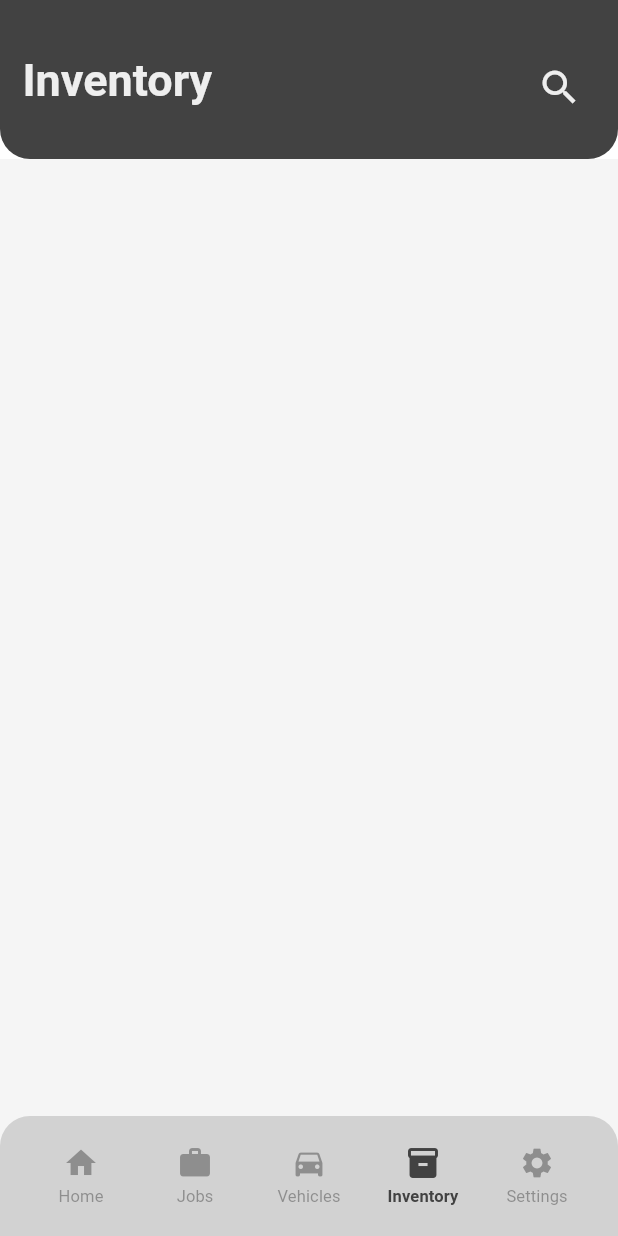
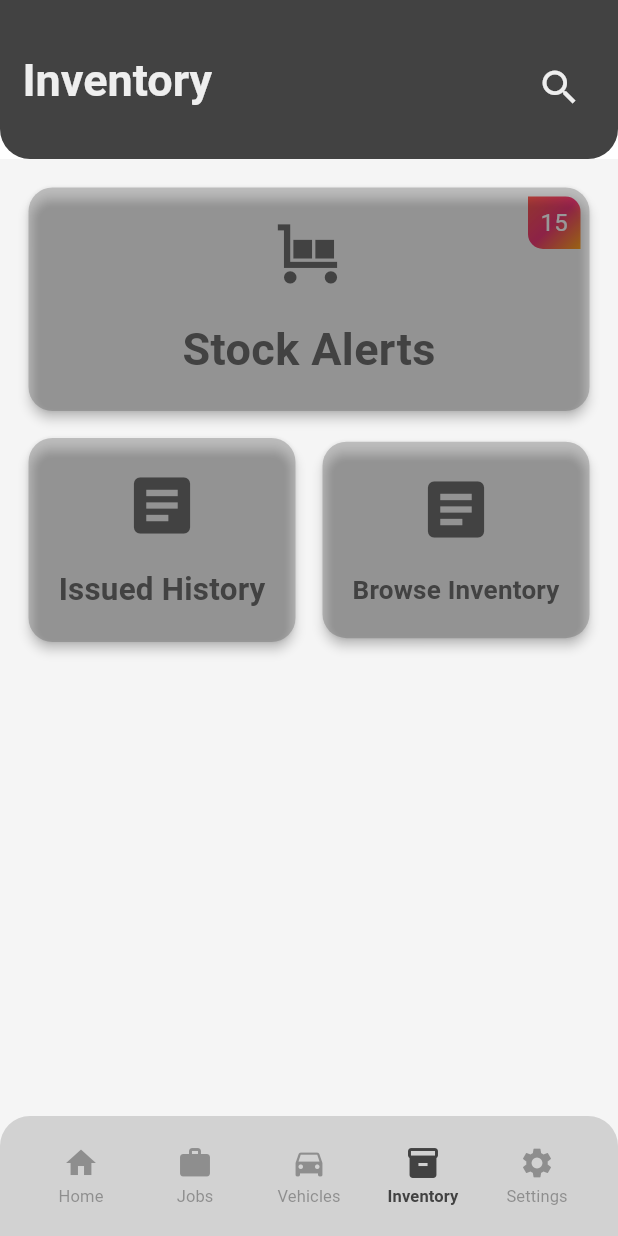
Before and after one commit to KurenoChan/Fixero, a Flutter app: the InventoryPage screen opened by its route, on a phone screen of 412 x 824 dp. Run offline on Flutter 3.47's test engine with Material 3 defaults, Android fonts, the phone set to English and light mode, and no system bars; our stand-ins replace animated_splash_screen, firebase_auth, firebase_core, fl_chart, google_sign_in, shared_preferences and 2 more; accounts and stored records are empty; network calls fail.

Commit message:
feat: Implement inventory page and search functionality
This commit introduces the following changes:

-   **Inventory Page:**
    -   Created a new `InventoryPage` with a layout for stock alerts, issue history, and browsing inventory.
    -   Added UI elements like cards and badges for a better user experience.
-   **Search Functionality:**
    -   Renamed `FixeroSearchBar` to `FixeroSearcher`.
    -   Implemented a `CustomSearchDelegate` to provide search functionality with suggestions and results.
    -   Integrated the searcher into the `FixeroMainAppBar`, allowing users to search within specific contexts (e.g., "Spare Parts", "Tools").
-   **Pie Chart Enhancement:**
    -   Adjusted the pie chart section colors to be slightly transparent (`withAlpha(180)`).
    -   Increased the font size of the pie chart titles to 15.
-   **Firebase Initialization:**
    -   Added a `firebase_init` directory with a Node.js script (`initFirebase.js`) and a `README.md` to initialize mock data in Firebase for development.
    -   Included `firebase_init/serviceAccountKey.json` in `.gitignore` to prevent accidental commits of sensitive credentials.
-   **Minor UI Update:**
    -   Added `trendColor` to the `FixeroSummaryCard` on the `HomePage`.

```diff
--- a/lib/components/bars/fixero_mainappbar.dart
+++ b/lib/components/bars/fixero_mainappbar.dart
@@ -1,12 +1,17 @@
+import 'package:fixero/components/bars/fixero_searcher.dart';
 import 'package:fixero/utils/formatter.dart';
 import 'package:flutter/material.dart';
 
 class FixeroMainAppBar extends StatelessWidget implements PreferredSizeWidget {
   final String title;
+  final List<String> searchHints;
+  final List<String> searchTerms;
 
   const FixeroMainAppBar({
     super.key,
     required this.title,
+    required this.searchHints,
+    required this.searchTerms,
   });
 
   @override
@@ -23,7 +28,10 @@ class FixeroMainAppBar extends StatelessWidget implements PreferredSizeWidget {
           padding: const EdgeInsets.symmetric(horizontal: 15, vertical: 35),
           decoration: BoxDecoration(
             color: Theme.of(context).colorScheme.inversePrimary,
-            borderRadius: BorderRadius.only(bottomLeft: Radius.circular(20), bottomRight: Radius.circular(20)),
+            borderRadius: BorderRadius.only(
+              bottomLeft: Radius.circular(20),
+              bottomRight: Radius.circular(20),
+            ),
           ),
           child: Row(
             mainAxisAlignment: MainAxisAlignment.spaceBetween,
@@ -40,11 +48,10 @@ class FixeroMainAppBar extends StatelessWidget implements PreferredSizeWidget {
               ),
 
               // RIGHT SIDE
-              IconButton(
-                icon: Icon(Icons.search, color: Theme.of(context).primaryColor, size: 30),
-                onPressed: () {},
+              FixeroSearcher(
+                searchHints: searchHints,
+                searchTerms: searchTerms,
               ),
-
             ],
           ),
         ),
--- /dev/null
+++ b/lib/components/bars/fixero_searcher.dart
@@ -0,0 +1,98 @@
+import 'package:flutter/material.dart';
+
+class FixeroSearcher extends StatelessWidget {
+  final List<String> searchHints;
+  final List<String> searchTerms;
+
+  const FixeroSearcher({
+    super.key,
+    required this.searchHints,
+    required this.searchTerms,
+  });
+
+  @override
+  Widget build(BuildContext context) {
+    return IconButton(
+      icon: Icon(Icons.search, color: Theme.of(context).primaryColor, size: 30),
+      onPressed: () async {
+        final localContext = context;
+
+        final result = await showSearch(
+          context: localContext,
+          delegate: CustomSearchDelegate(searchHints, searchTerms),
+        );
+
+        if (!localContext.mounted) return;
+
+        if (result != null) {
+          ScaffoldMessenger.of(
+            localContext,
+          ).showSnackBar(SnackBar(content: Text('You selected: $result')));
+        }
+      },
+    );
+  }
+}
+
+class CustomSearchDelegate extends SearchDelegate {
+  final List<String> searchHint;
+  final List<String> searchTerms;
+
+  CustomSearchDelegate(this.searchHint, this.searchTerms);
+
+  @override
+  String? get searchFieldLabel => 'Search ${searchHint.map((e) => e.toLowerCase()).join(", ")}, etc.';
+
+  List<String> _getMatchedResults() {
+    return searchTerms
+        .where((s) => s.toLowerCase().contains(query.toLowerCase()))
+        .toList();
+  }
+
+  Widget _buildResultList(List<String> results) {
+    return ListView.builder(
+      itemCount: results.length,
+      itemBuilder: (context, index) {
+        final result = results[index];
+        return ListTile(
+          title: Text(result),
+          onTap: () {
+            close(context, result); // return the selected value
+          },
+        );
+      },
+    );
+  }
+
+  @override
+  List<Widget>? buildActions(BuildContext context) {
+    return [
+      IconButton(
+        icon: const Icon(Icons.clear),
+        onPressed: () {
+          query = '';
+        },
+      ),
+    ];
+  }
+
+  @override
+  Widget? buildLeading(BuildContext context) {
+    return IconButton(
+      icon: const Icon(Icons.arrow_back),
+      onPressed: () {
+        close(context, null);
+      },
+    );
+  }
+
+  @override
+  Widget buildResults(BuildContext context) {
+    return _buildResultList(_getMatchedResults());
+  }
+
+  @override
+  Widget buildSuggestions(BuildContext context) {
+    return _buildResultList(_getMatchedResults());
+  }
+}
--- a/lib/components/charts/fixero_piechart.dart
+++ b/lib/components/charts/fixero_piechart.dart
@@ -16,9 +16,9 @@ class FixeroPieChart<T extends ChartDataModel> extends StatelessWidget {
           return PieChartSectionData(
             value: item.value,
             title: "${item.label} (${item.value.toStringAsFixed(0)}%)",
-            color: Colors.primaries[e.key % Colors.primaries.length],
+            color: Colors.primaries[e.key % Colors.primaries.length].withAlpha(180),
             radius: 60,
-            titleStyle: const TextStyle(fontSize: 10, fontWeight: FontWeight.bold),
+            titleStyle: const TextStyle(fontSize: 15, fontWeight: FontWeight.bold),
           );
         }).toList(),
       ),
--- a/lib/pages/main/inventory_page.dart
+++ b/lib/pages/main/inventory_page.dart
@@ -9,12 +9,145 @@ class InventoryPage extends StatelessWidget {
 
   @override
   Widget build(BuildContext context) {
+    final int stockAlertCount = 15;
+    final theme = Theme.of(context);
+
     return SafeArea(
       child: Scaffold(
-        appBar: FixeroMainAppBar(title: "Inventory"),
+        appBar: FixeroMainAppBar(
+          title: "Inventory",
+          searchHints: ["Spare Parts", "Tools"],
+          searchTerms: [
+            "Oil Change",
+            "Tire Rotation",
+            "Battery Check",
+            "Brake Inspection",
+          ],
+        ),
+        body: ListView(
+          padding: const EdgeInsets.all(15),
+          children: <Widget>[
+            // Stock Alerts
+            _buildInventoryOptionCard(
+              theme: theme,
+              icon: Icons.trolley,
+              title: "Stock Alerts",
+              badgeCount: stockAlertCount,
+              onTap: () {
+                // Handle Stock Alert tap
+              },
+            ),
 
+            const SizedBox(height: 10),
+
+            Row(
+              spacing: 10.0,
+              children: [
+                // Issue History
+                Expanded(
+                  child: _buildInventoryOptionCard(
+                    theme: theme,
+                    icon: Icons.article,
+                    title: "Issued History",
+                    onTap: () {
+                      // Handle Stock Alert tap
+                    },
+                  ),
+                ),
+
+                // Browse Inventory
+                Expanded(
+                  child: _buildInventoryOptionCard(
+                    theme: theme,
+                    icon: Icons.article,
+                    title: "Browse Inventory",
+                    onTap: () {
+                      // Handle Stock Alert tap
+                    },
+                  ),
+                ),
+              ],
+            ),
+          ],
+        ),
         bottomNavigationBar: FixeroBottomAppBar(),
       ),
     );
   }
+
+  Widget _buildInventoryOptionCard({
+    required ThemeData theme,
+    required IconData icon,
+    required String title,
+    VoidCallback? onTap,
+    int badgeCount = 0,
+  }) {
+    return GestureDetector(
+      onTap: onTap,
+      child: Stack(
+        fit: StackFit.passthrough,
+        children: [
+          if (badgeCount > 0)
+            Positioned(
+              top: 10,
+              right: 10,
+              child: Container(
+                width: 35,
+                height: 35,
+                alignment: Alignment.center,
+                padding: const EdgeInsets.all(3),
+                decoration: BoxDecoration(
+                  gradient: LinearGradient(
+                    colors: [Colors.red, Colors.pink, Colors.orange],
+                    begin: Alignment.topLeft,
+                    end: Alignment.bottomRight,
+                  ),
+                  borderRadius: BorderRadius.only(
+                    topRight: Radius.circular(10),
+                    bottomLeft: Radius.circular(10),
+                  ),
+                ),
+                child: Text(
+                  maxLines: 1,
+                  overflow: TextOverflow.ellipsis,
+                  '$badgeCount',
+                  style: const TextStyle(color: Colors.white, fontSize: 16),
+                  textAlign: TextAlign.center,
+                ),
+              ),
+            ),
+
+          Card(
+            color: theme.colorScheme.inversePrimary.withAlpha(70),
+            elevation: 3,
+            shape: RoundedRectangleBorder(
+              borderRadius: BorderRadius.circular(16),
+            ),
+
+            child: Padding(
+              padding: const EdgeInsets.all(20.0),
+              child: Column(
+                children: [
+                  // Icon
+                  Icon(icon, size: 50, color: theme.colorScheme.inversePrimary),
+                  const SizedBox(height: 16),
+                  // Title
+                  FittedBox(
+                    fit: BoxFit.scaleDown,
+                    child: Text(
+                      title,
+                      style: TextStyle(
+                        fontSize: 30,
+                        fontWeight: FontWeight.bold,
+                      ),
+                    ),
+                  ),
+                ],
+              ),
+            ),
+          ),
+        ],
+      ),
+    );
+  }
 }
```
Also changed, not shown: lib/components/bars/fixero_searchbar.dart (deleted, +0 -10 lines), lib/pages/main/home_page.dart (+1 -7 lines), 2 other files.
